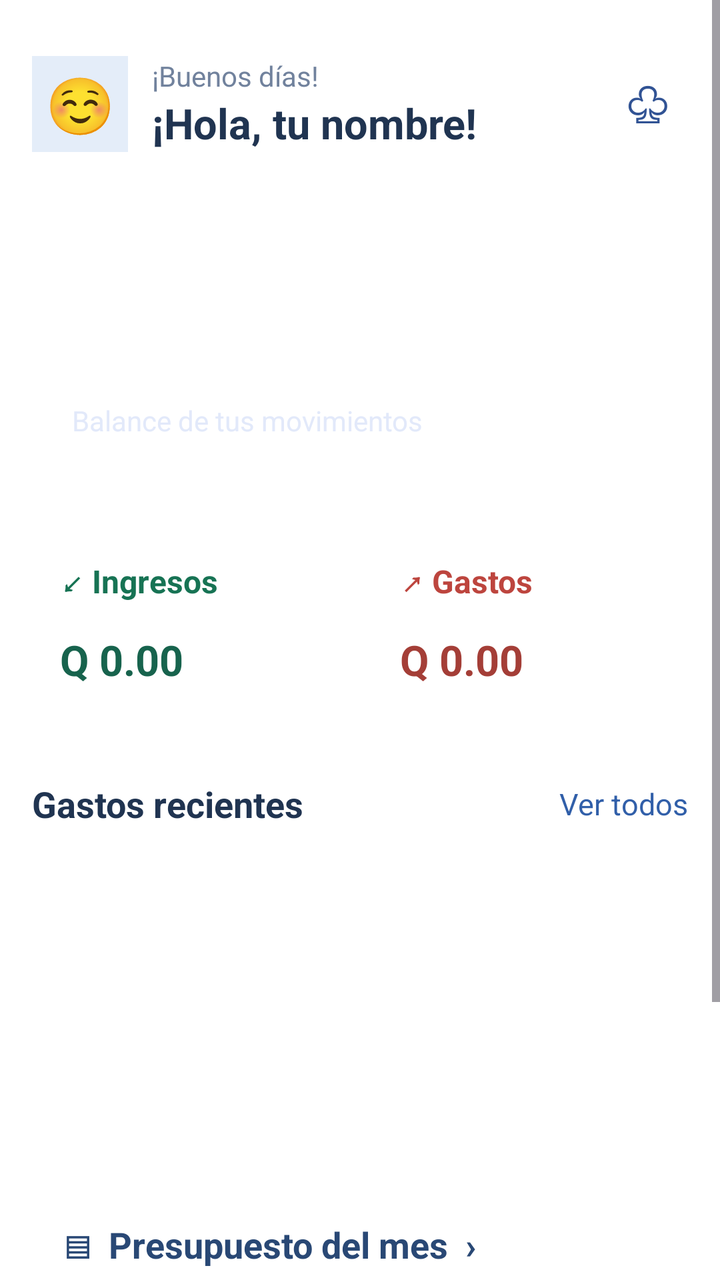
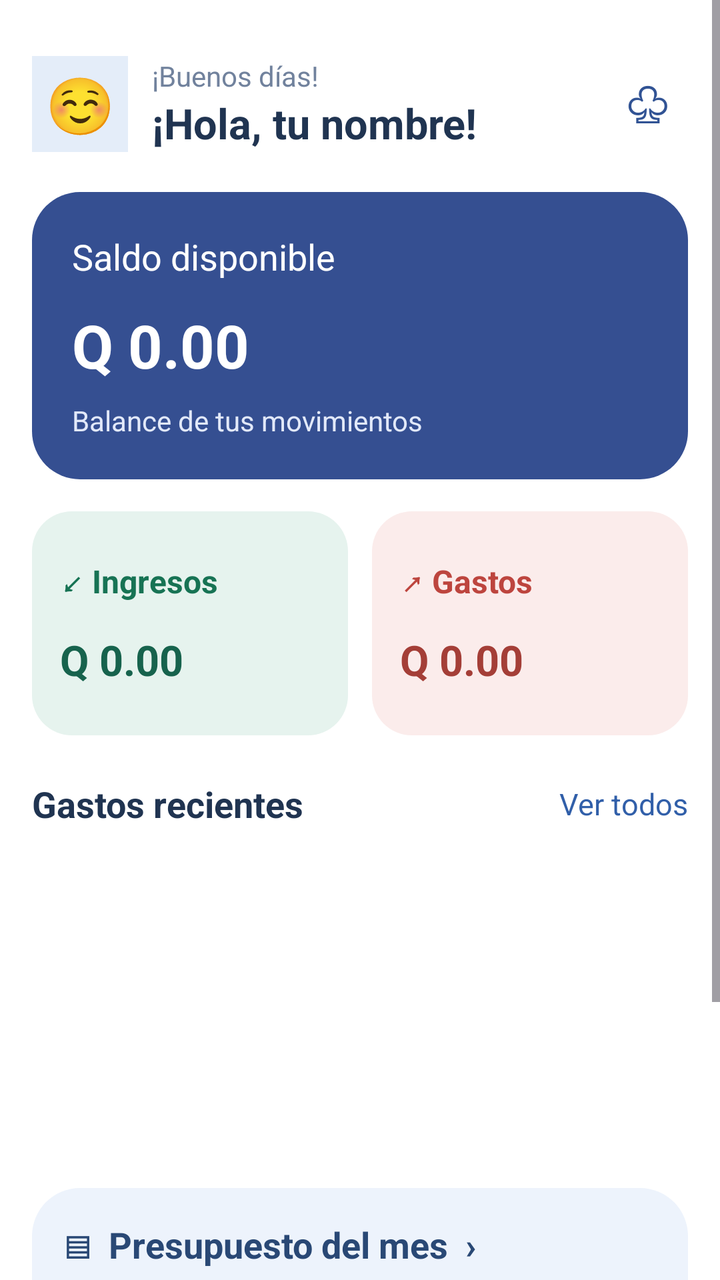

Compare the two renders of this Android layout. The source of the first and the diff that turns it into the second are given below.
<!-- AndroidManifest.xml: application theme Theme.ControlGastos -->
<!-- res/layout/activity_main.xml -->
<?xml version="1.0" encoding="utf-8"?>
<ScrollView
    xmlns:android="http://schemas.android.com/apk/res/android"
    android:layout_width="match_parent"
    android:layout_height="match_parent"
    android:background="#EAF0F8"
    android:fillViewport="true">

    <LinearLayout
        android:id="@+id/main"
        android:layout_width="match_parent"
        android:layout_height="wrap_content"
        android:orientation="vertical"
        android:padding="16dp"
        android:background="#FFFFFF">

        
        <LinearLayout
            android:layout_width="match_parent"
            android:layout_height="wrap_content"
            android:gravity="center_vertical"
            android:orientation="horizontal"
            android:paddingVertical="12dp">

            <TextView
                android:layout_width="48dp"
                android:layout_height="48dp"
                android:background="#E4EDF9"
                android:gravity="center"
                android:text="☺"
                android:textColor="#315394"
                android:textSize="28sp" />

            <LinearLayout
                android:layout_width="0dp"
                android:layout_height="wrap_content"
                android:layout_weight="1"
                android:orientation="vertical"
                android:paddingStart="12dp">

                <TextView
                    android:layout_width="wrap_content"
                    android:layout_height="wrap_content"
                    android:text="¡Buenos días!"
                    android:textColor="#71829D"
                    android:textSize="14sp" />

                <TextView
                    android:layout_width="wrap_content"
                    android:layout_height="wrap_content"
                    android:text="¡Hola, tu nombre!"
                    android:textColor="#203451"
                    android:textSize="21sp"
                    android:textStyle="bold" />
            </LinearLayout>

            <TextView
                android:layout_width="40dp"
                android:layout_height="48dp"
                android:gravity="center"
                android:text="♧"
                android:textColor="#315394"
                android:textSize="25sp" />
        </LinearLayout>

        
        <LinearLayout
            android:layout_width="match_parent"
            android:layout_height="wrap_content"
            android:layout_marginTop="8dp"
            android:background=" @drawable/fondo_saldo"
            android:orientation="vertical"
            android:padding="20dp">

            <TextView
                android:layout_width="wrap_content"
                android:layout_height="wrap_content"
                android:text="Saldo disponible"
                android:textColor="#FFFFFF"
                android:textSize="18sp" />

            <TextView
                android:id="@+id/txtSaldo"
                android:layout_width="match_parent"
                android:layout_height="wrap_content"
                android:layout_marginTop="12dp"
                android:text="Q 0.00"
                android:textColor="#FFFFFF"
                android:textSize="30sp"
                android:textStyle="bold" />

            <TextView
                android:layout_width="wrap_content"
                android:layout_height="wrap_content"
                android:layout_marginTop="8dp"
                android:text="Balance de tus movimientos"
                android:textColor="#E2E9FA"
                android:textSize="14sp" />
        </LinearLayout>

        
        <LinearLayout
            android:layout_width="match_parent"
            android:layout_height="wrap_content"
            android:layout_marginTop="16dp"
            android:orientation="horizontal">

            <LinearLayout
                android:layout_width="0dp"
                android:layout_height="112dp"
                android:layout_weight="1"
                android:layout_marginEnd="6dp"
                android:background="	@drawable/fondo_ingresos"
                android:gravity="center_vertical"
                android:orientation="vertical"
                android:padding="14dp">

                <TextView
                    android:layout_width="wrap_content"
                    android:layout_height="wrap_content"
                    android:text="↙ Ingresos"
                    android:textColor="#177354"
                    android:textSize="16sp"
                    android:textStyle="bold" />

                <TextView
                    android:id="@+id/txtIngresos"
                    android:layout_width="match_parent"
                    android:layout_height="wrap_content"
                    android:layout_marginTop="14dp"
                    android:text="Q 0.00"
                    android:textColor="#17634D"
                    android:textSize="21sp"
                    android:textStyle="bold" />
            </LinearLayout>

            <LinearLayout
                android:layout_width="0dp"
                android:layout_height="112dp"
                android:layout_weight="1"
                android:layout_marginStart="6dp"
                android:background="	@drawable/fondo_gastos"
                android:gravity="center_vertical"
                android:orientation="vertical"
                android:padding="14dp">

                <TextView
                    android:layout_width="wrap_content"
                    android:layout_height="wrap_content"
                    android:text="↗ Gastos"
                    android:textColor="#BD453E"
                    android:textSize="16sp"
                    android:textStyle="bold" />

                <TextView
                    android:id="@+id/txtTotalGastos"
                    android:layout_width="match_parent"
                    android:layout_height="wrap_content"
                    android:layout_marginTop="14dp"
                    android:text="Q 0.00"
                    android:textColor="#A43E37"
                    android:textSize="21sp"
                    android:textStyle="bold" />
            </LinearLayout>
        </LinearLayout>

        
        <LinearLayout
            android:layout_width="match_parent"
            android:layout_height="wrap_content"
            android:layout_marginTop="22dp"
            android:gravity="center_vertical"
            android:orientation="horizontal">

            <TextView
                android:layout_width="0dp"
                android:layout_height="wrap_content"
                android:layout_weight="1"
                android:text="Gastos recientes"
                android:textColor="#203451"
                android:textSize="18sp"
                android:textStyle="bold" />

            <TextView
                android:id="@+id/txtVerTodos"
                android:layout_width="wrap_content"
                android:layout_height="wrap_content"
                android:text="Ver todos"
                android:textColor="#315FA9"
                android:textSize="15sp" />
        </LinearLayout>


        <androidx.recyclerview.widget.RecyclerView
            android:id="@+id/recyclerGastos"
            android:layout_width="match_parent"
            android:layout_height="150dp"
            android:layout_marginTop="14dp"
            android:clipToPadding="false"
            android:nestedScrollingEnabled="false" />

        
        <LinearLayout
            android:layout_width="match_parent"
            android:layout_height="wrap_content"
            android:layout_marginTop="16dp"
            android:background="	@drawable/fondo_presupuesto"
            android:orientation="vertical"
            android:padding="16dp">

            <TextView
                android:layout_width="match_parent"
                android:layout_height="wrap_content"
                android:text="▤  Presupuesto del mes  ›"
                android:textColor="#294875"
                android:textSize="18sp"
                android:textStyle="bold" />

            <LinearLayout
                android:layout_width="match_parent"
                android:layout_height="wrap_content"
                android:layout_marginTop="20dp"
                android:gravity="center_vertical"
                android:orientation="horizontal">

                <TextView
                    android:id="@+id/txtPresupuestoGastado"
                    android:layout_width="wrap_content"
                    android:layout_height="wrap_content"
                    android:text="Q 0.00"
                    android:textColor="#294875"
                    android:textSize="23sp"
                    android:textStyle="bold" />

                <TextView
                    android:layout_width="wrap_content"
                    android:layout_height="wrap_content"
                    android:layout_marginStart="10dp"
                    android:text="de Q 3,000"
                    android:textColor="#71829D"
                    android:textSize="14sp" />
            </LinearLayout>

            <ProgressBar
                android:id="@+id/progresoPresupuesto"
                style="?android:attr/progressBarStyleHorizontal"
                android:layout_width="match_parent"
                android:layout_height="10dp"
                android:layout_marginTop="14dp"
                android:max="3000"
                android:progress="0"
                android:progressTint="#3F78BA"
                android:progressBackgroundTint="#D1DDED" />
        </LinearLayout>

        
        <View
            android:layout_width="match_parent"
            android:layout_height="12dp" />

        <LinearLayout
            android:layout_width="match_parent"
            android:layout_height="64dp"
            android:gravity="center"
            android:orientation="horizontal"
            android:background="#FFFFFF">

            <TextView
                android:layout_width="0dp"
                android:layout_height="match_parent"
                android:layout_weight="1"
                android:gravity="center"
                android:text="⌂\nInicio"
                android:textColor="#315FA9"
                android:textSize="13sp" />

            <TextView
                android:layout_width="0dp"
                android:layout_height="match_parent"
                android:layout_weight="1"
                android:gravity="center"
                android:text="☷\nMovimientos"
                android:textColor="#71829D"
                android:textSize="12sp" />

            <Button
                android:id="@+id/btnNuevoGasto"
                android:layout_width="52dp"
                android:layout_height="52dp"
                android:layout_marginHorizontal="4dp"
                android:minWidth="0dp"
                android:minHeight="0dp"
                android:padding="0dp"
                android:text="+"
                android:textSize="28sp"
                android:textColor="#FFFFFF"
                android:backgroundTint="#354F91" />

            <TextView
                android:layout_width="0dp"
                android:layout_height="match_parent"
                android:layout_weight="1"
                android:gravity="center"
                android:text="▤\nPresupuesto"
                android:textColor="#71829D"
                android:textSize="11sp" />

            <TextView
                android:layout_width="0dp"
                android:layout_height="match_parent"
                android:layout_weight="1"
                android:gravity="center"
                android:text="⚙\nAjustes"
                android:textColor="#71829D"
                android:textSize="12sp" />
        </LinearLayout>

    </LinearLayout>
</ScrollView>
<!-- resources referenced by this layout -->
<resources>
  <!-- drawable fondo_gastos (drawable) -->
  <?xml version="1.0" encoding="utf-8"?>
  <shape xmlns:android="http://schemas.android.com/apk/res/android"
      android:shape="rectangle">
      <solid android:color="#FBECEB" />
      <corners android:radius="20dp" />
  </shape>
  <!-- drawable fondo_ingresos (drawable) -->
  <?xml version="1.0" encoding="utf-8"?>
  <shape xmlns:android="http://schemas.android.com/apk/res/android"
      android:shape="rectangle">
      <solid android:color="#E6F3EE" />
      <corners android:radius="20dp" />
  </shape>
  <!-- drawable fondo_presupuesto (drawable) -->
  <?xml version="1.0" encoding="utf-8"?>
  <shape xmlns:android="http://schemas.android.com/apk/res/android"
      android:shape="rectangle">
      <solid android:color="#EDF3FC" />
      <corners android:radius="24dp" />
  </shape>
  <!-- drawable fondo_saldo (drawable) -->
  <?xml version="1.0" encoding="utf-8"?>
  <shape xmlns:android="http://schemas.android.com/apk/res/android"
      android:shape="rectangle">
  
      <solid android:color="#354F91" />
  
      <corners android:radius="24dp" />
  
  </shape>
  <style name="Theme.ControlGastos" parent="Base.Theme.ControlGastos" />
  <style name="Base.Theme.ControlGastos" parent="Theme.Material3.DayNight.NoActionBar">
          
          
      </style>
</resources>

<!-- the commit's change to res/layout/activity_main.xml (unified diff, before → after) -->
@@ -68,7 +68,7 @@
             android:layout_width="match_parent"
             android:layout_height="wrap_content"
             android:layout_marginTop="8dp"
-            android:background=" @drawable/fondo_saldo"
+            android:background="@drawable/fondo_saldo"
             android:orientation="vertical"
             android:padding="20dp">
 
@@ -110,7 +110,7 @@
                 android:layout_height="112dp"
                 android:layout_weight="1"
                 android:layout_marginEnd="6dp"
-                android:background="	@drawable/fondo_ingresos"
+                android:background="@drawable/fondo_ingresos"
                 android:gravity="center_vertical"
                 android:orientation="vertical"
                 android:padding="14dp">
@@ -139,7 +139,7 @@
                 android:layout_height="112dp"
                 android:layout_weight="1"
                 android:layout_marginStart="6dp"
-                android:background="	@drawable/fondo_gastos"
+                android:background="@drawable/fondo_gastos"
                 android:gravity="center_vertical"
                 android:orientation="vertical"
                 android:padding="14dp">
@@ -204,7 +204,7 @@
             android:layout_width="match_parent"
             android:layout_height="wrap_content"
             android:layout_marginTop="16dp"
-            android:background="	@drawable/fondo_presupuesto"
+            android:background="@drawable/fondo_presupuesto"
             android:orientation="vertical"
             android:padding="16dp">
 
